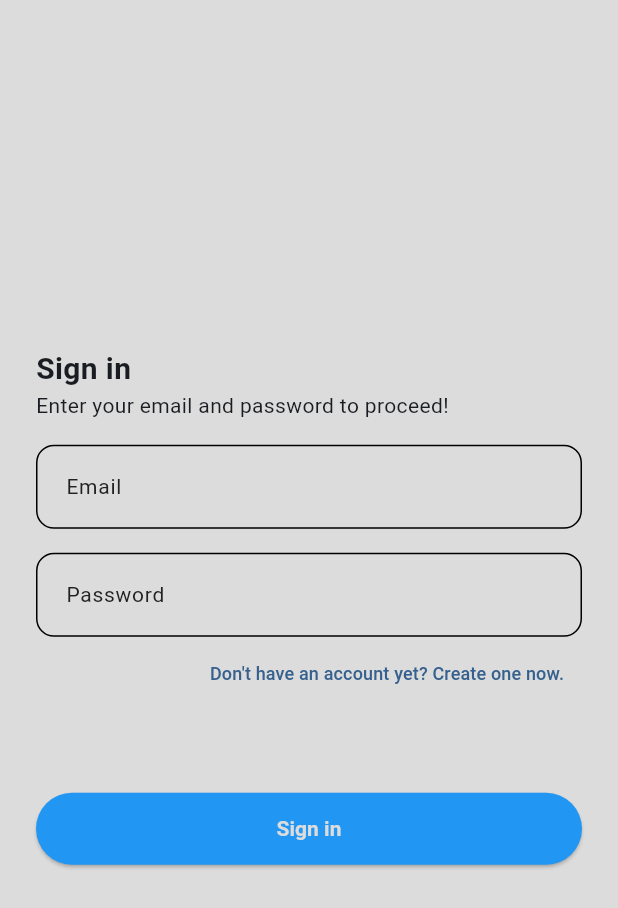
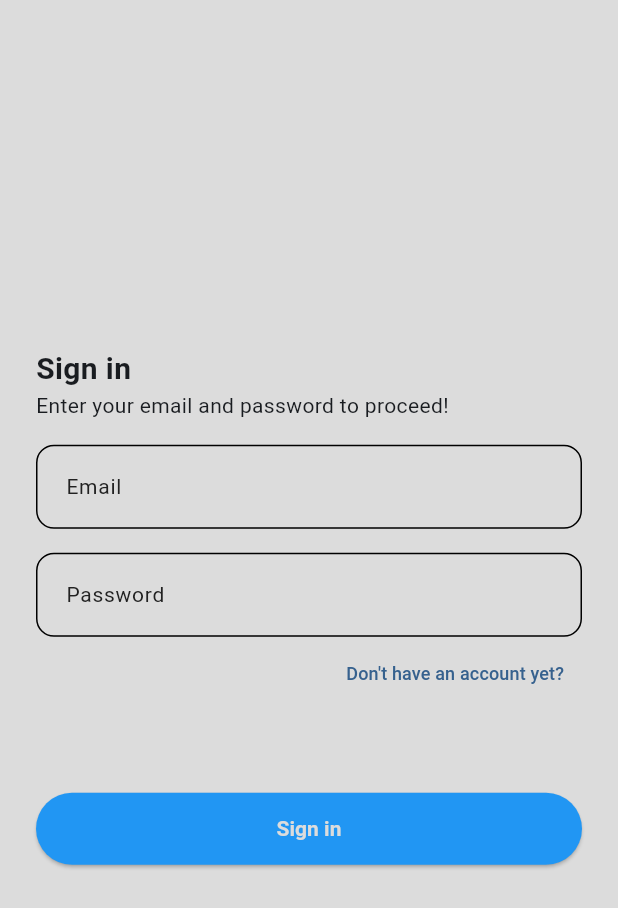
Before and after one commit to kenjiroyamada16/tekna-app, a Flutter app: the screen it shows after launch, on a phone screen of 412 x 824 dp. Shown: the top 908 px of the screen. Run offline on Flutter 3.47's test engine with Material 3 defaults, Android fonts, the phone set to English and light mode, and no system bars; our stand-ins replace flutter_bloc, flutter_speed_dial, get_it, supabase_flutter; accounts and stored records are empty.

```diff
--- a/lib/presentation/pages/login_page.dart
+++ b/lib/presentation/pages/login_page.dart
@@ -100,7 +100,7 @@ class _LoginPageState extends State<LoginPage> {
                             AppRouter.registerAccountroute,
                           ),
                           child: Text(
-                            "Don't have an account yet? Create one now.",
+                            "Don't have an account yet?",
                             style: TextStyle(fontSize: 12),
                           ),
                         ),
--- a/lib/presentation/pages/register_account_page.dart
+++ b/lib/presentation/pages/register_account_page.dart
@@ -107,7 +107,7 @@ class _RegisterAccountPageState extends State<RegisterAccountPage> {
                             AppRouter.loginRoute,
                           ),
                           child: Text(
-                            'Already have an account? Sign in now!',
+                            'Already have an account?',
                             style: TextStyle(fontSize: 12),
                           ),
                         ),
```
